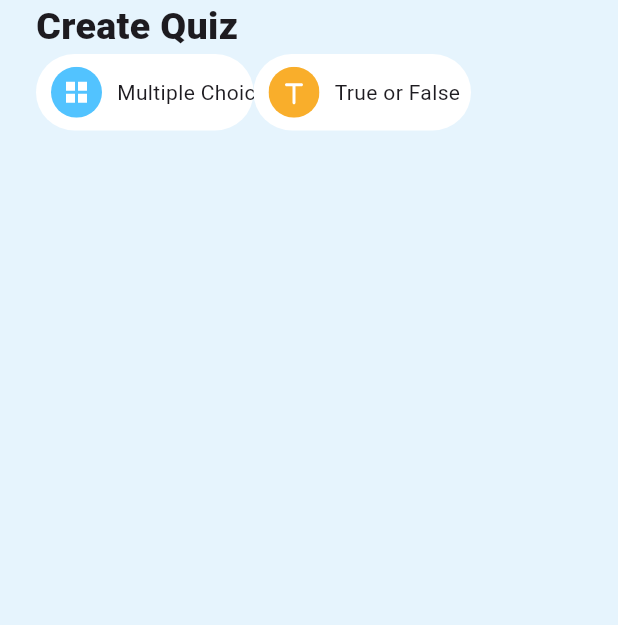
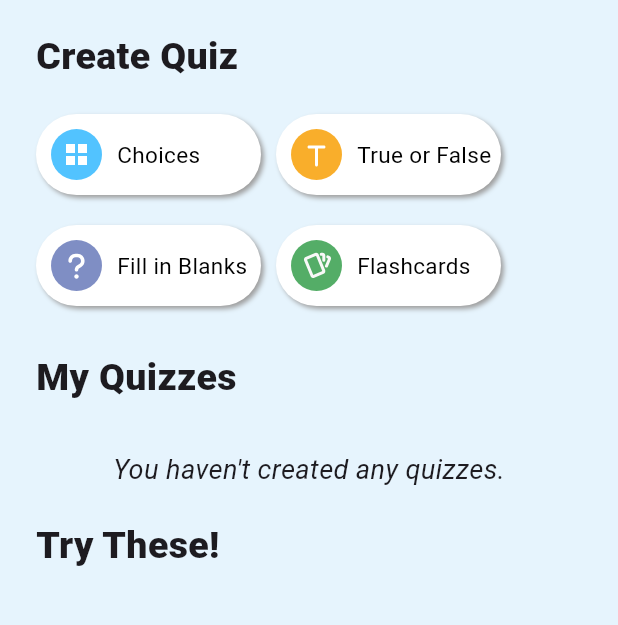
Before and after one commit to viancie/quizzard, a Flutter app: the QuizPage screen opened by its route, on a phone screen of 412 x 824 dp, the part 84-709 px from its top. Run offline on Flutter 3.47's test engine with Material 3 defaults, Android fonts, the phone set to English and light mode, and no system bars; our stand-ins replace flutter_svg; project files that could hold a hidden picture were left out.

Commit message:
added assets icon svgs, modified topic_button file, update on quiz page

```diff
--- /dev/null
+++ b/lib/components/my_quiz.dart
@@ -0,0 +1,12 @@
+import 'package:flutter/material.dart';
+
+class MyQuiz extends StatelessWidget {
+  const MyQuiz({super.key});
+
+  @override
+  Widget build(BuildContext context) {
+    return Container(
+
+    );
+  }
+}
--- a/lib/components/topic_button.dart
+++ b/lib/components/topic_button.dart
@@ -1,18 +1,20 @@
 import 'package:flutter/material.dart';
+import 'package:flutter_svg/svg.dart';
 
 class TopicButton extends StatefulWidget {
   final bool isClicked;
   final void Function()? onTap;
-  final IconData icon;
+  final String iconPressedPath;
+  final String iconDefaultPath;
   final String text;
-  final Color color;
   const TopicButton(
       {super.key,
       required this.isClicked,
       required this.onTap,
-      required this.icon,
+      required this.iconPressedPath,
+      required this.iconDefaultPath,
       required this.text,
-      required this.color});
+    });
 
   @override
   State<TopicButton> createState() => _TopicButtonState();
@@ -21,6 +23,7 @@ class TopicButton extends StatefulWidget {
 class _TopicButtonState extends State<TopicButton> {
   @override
   Widget build(BuildContext context) {
+
     return GestureDetector(
       onTap: widget.onTap,
       child: Container(
@@ -28,7 +31,7 @@ class _TopicButtonState extends State<TopicButton> {
           padding: const EdgeInsets.all(10),
           decoration: BoxDecoration(
             color: widget.isClicked
-                ? const Color.fromARGB(255, 82, 195, 255)
+                ? const Color(0xFF52C3FF)
                 : Colors.white,
             borderRadius: BorderRadius.circular(40),
             boxShadow: [
@@ -44,19 +47,9 @@ class _TopicButtonState extends State<TopicButton> {
           ),
           child: Row(
             children: [
-              Container(
-                padding: const EdgeInsets.all(10),
-                decoration: BoxDecoration(
-                  shape: BoxShape.circle,
-                  color: widget.isClicked ? Colors.white : widget.color,
-                ),
-                child: Icon(
-                  widget.icon,
-                  color: widget.isClicked
-                      ? const Color.fromARGB(255, 82, 195, 255)
-                      : Colors.white,
-                ),
-              ),
+
+              SvgPicture.asset(widget.isClicked ? widget.iconPressedPath : widget.iconDefaultPath),
+
               const SizedBox(
                 width: 10,
               ),
--- /dev/null
+++ b/lib/model/quiz.dart
@@ -0,0 +1,3 @@
+class Quiz {
+
+}
--- a/lib/pages/quiz_page.dart
+++ b/lib/pages/quiz_page.dart
@@ -1,41 +1,23 @@
 import 'package:flutter/material.dart';
-import 'package:flutter_svg/svg.dart';
+import 'package:quizzard/components/topic_button.dart';
+import 'package:quizzard/model/quiz.dart';
 
-class QuizPage extends StatelessWidget {
+class QuizPage extends StatefulWidget {
   const QuizPage({super.key});
+
+  @override
+  State<QuizPage> createState() => _QuizPageState();
+}
+
+class _QuizPageState extends State<QuizPage> {
+
+  List<Quiz> myQuizzes = [];
 
   @override
   Widget build(BuildContext context) {
     return Scaffold(
       backgroundColor: const Color.fromARGB(255, 230, 244, 253),
 
-      // bottomNavigationBar: Container(
-      //   padding: const EdgeInsets.symmetric(vertical: 15, horizontal: 20),
-      //   child: GNav(
-      //       backgroundColor: Colors.white,
-      //       color: Colors.grey,
-      //       activeColor: Colors.white,
-      //       tabBorderRadius: 10,
-      //       tabBackgroundColor: const Color.fromARGB(255, 82, 195, 255),
-      //       iconSize: 30,
-      //       padding: EdgeInsets.symmetric(horizontal: 20, vertical: 10),
-      //       tabShadow: [
-      //         BoxShadow(color: Colors.white.withOpacity(0.5), blurRadius: 8)
-      //       ],
-      //       onTabChange: (index) {
-      //         if (index == 0) {
-      //           Navigator.pushNamed(context, '/topic_page');
-      //         }
-      //         if (index == 1) {
-      //           Navigator.pushNamed(context, '/bookmark_page');
-      //         }
-      //       },
-      //       tabs: const [
-      //         GButton(icon: Icons.home, text: "Home"),
-      //         GButton(icon: Icons.bookmark, text: "Bookmark"),
-      //         GButton(icon: Icons.search, text: "Quiz")
-      //       ]),
-      // ),
       appBar: AppBar(
         backgroundColor: Colors.white,
         elevation: 0,
@@ -45,11 +27,12 @@ class QuizPage extends StatelessWidget {
         ),
       ),
       body: Padding(
-        padding: const EdgeInsets.only(right: 24, left: 24),
+        padding: EdgeInsets.only(right: 24, left: 24),
         child: Column(
           children: [
+            SizedBox(height: 20),
             // text create quiz
-            Align(
+            const Align(
               alignment: Alignment.topLeft,
               child: Text(
                 "Create Quiz",
@@ -60,70 +43,96 @@ class QuizPage extends StatelessWidget {
                 )
               ),
             ),
+            SizedBox(height: 20),
+            // buttons for type of quiz
+            const Row(
+                children: [
+                  TopicButton(
+                    isClicked: false,
+                    onTap: null,
+                    iconDefaultPath: "lib/assets/multiple_choice.svg",
+                    iconPressedPath: "lib/assets/multiple_choice.svg",
+                    text: "Choices",
+                  ),
+                  SizedBox(
+                    width: 10,
+                  ),
+                  TopicButton(
+                      isClicked: false,
+                      onTap: null,
+                      iconDefaultPath: "lib/assets/true_false.svg",
+                      iconPressedPath: "lib/assets/true_false.svg",
+                      text: "True or False",
+                  )
+                ],
+              ),
+              SizedBox(height: 20),
+              const Row(
+                children: [
+                  TopicButton(
+                    isClicked: false,
+                    onTap: null,
+                    iconDefaultPath: "lib/assets/fill_blanks.svg",
+                    iconPressedPath: "lib/assets/fill_blanks.svg",
+                    text: "Fill in Blanks",
+                  ),
+                  SizedBox(
+                    width: 10,
+                  ),
+                  TopicButton(
+                      isClicked: false,
+                      onTap: null,
+                      iconDefaultPath: "lib/assets/flash_cards.svg",
+                      iconPressedPath: "lib/assets/flash_cards.svg",
+                      text: "Flashcards",
+                  )
+                ],
+              ),
 
-            // buttons for type of quiz
-            Row(
-              children: [
-                // multiple choice button
-                Container(
-                  height: 51,
-                  width: 145,
-                  decoration: BoxDecoration(
-                    color: Colors.white,
-                    borderRadius: BorderRadius.circular(143),
-                  ),
-                  child: Row(
-                    children: [
-                      Padding(
-                        padding: const EdgeInsets.only(left: 10, right: 10),
-                        child: SvgPicture.asset("lib/assets/multiple_choice.svg",
-                        height: 34,
-                        width: 34,),
-                      ),
-                      Text(
-                        "Multiple Choice",
-                        style: TextStyle(
-                          fontSize: 14
-                        )
-                      )
-                    ],
-                  )
-                ),
+            SizedBox(height: 30),
+            // my quizzes text
+            const Align(
+              alignment: Alignment.topLeft,
+              child: Text(
+                "My Quizzes",
+                style: TextStyle(
+                  fontWeight: FontWeight.w900,
+                  fontSize: 25,
 
-                // true or false button
-                Container(
-                  height: 51,
-                  width: 145,
-                  decoration: BoxDecoration(
-                    color: Colors.white,
-                    borderRadius: BorderRadius.circular(143),
-                  ),
-                  child: Row(
-                    children: [
-                      Padding(
-                        padding: const EdgeInsets.only(left: 10, right: 10),
-                        child: SvgPicture.asset("lib/assets/true_false.svg",
-                        height: 34,
-                        width: 34,),
-                      ),
-                      Text(
-                        "True or False",
-                        style: TextStyle(
-                          fontSize: 14
-                        )
-                      )
-                    ],
-                  )
                 )
-              ]
-            )
+              ),
+            ),
 
-            // my quizzes text
-
+            SizedBox(height: 10,),
             // list of quizzes
+            myQuizzes.isEmpty ?
+            const Padding(
+              padding: EdgeInsets.all(20),
+              child: Text(
+                "You haven't created any quizzes.",
+                style: TextStyle(
+                  fontStyle: FontStyle.italic,
+                  fontSize: 18,
+                  fontWeight: FontWeight.normal
+                )),
+            ) :
+            ListView.builder(
+              itemBuilder: (context, index) {
+                return Container();
+            }),
 
             // try these! text
+            const Align(
+              alignment: Alignment.topLeft,
+              child: Text(
+                "Try These!",
+                style: TextStyle(
+                  fontWeight: FontWeight.w900,
+                  fontSize: 25,
 
+                )
+              ),
+            ),
             // list of built in quizzes
           ]
         ),
--- a/lib/pages/topic_page.dart
+++ b/lib/pages/topic_page.dart
@@ -31,7 +31,7 @@ class _TopicPageState extends State<TopicPage> {
           child: Padding(
             padding: const EdgeInsets.all(25),
             child:
-                Column(crossAxisAlignment: CrossAxisAlignment.start, children: [
+              Column(crossAxisAlignment: CrossAxisAlignment.start, children: [
               SizedBox(height: 20),
               SearchButton(),
               SizedBox(height: 30),
@@ -47,9 +47,9 @@ class _TopicPageState extends State<TopicPage> {
                   TopicButton(
                     isClicked: true,
                     onTap: null,
-                    icon: Icons.snowing,
+                    iconDefaultPath: "lib/assets/all_topics_unpressed.svg",
+                    iconPressedPath: "lib/assets/all_topics_pressed.svg",
                     text: "All Topics",
-                    color: Colors.red,
                   ),
                   SizedBox(
                     width: 10,
@@ -57,20 +57,21 @@ class _TopicPageState extends State<TopicPage> {
                   TopicButton(
                       isClicked: false,
                       onTap: null,
-                      icon: Icons.light,
+                      iconDefaultPath: "lib/assets/popular_unpressed.svg",
+                      iconPressedPath: "lib/assets/popular_pressed.svg",
                       text: "Popular",
-                      color: Colors.orange),
+                  )
                 ],
               ),
-              SizedBox(height: 50),
+              SizedBox(height: 20),
               const Row(
                 children: [
                   TopicButton(
                     isClicked: false,
                     onTap: null,
-                    icon: Icons.star,
+                    iconDefaultPath: "lib/assets/newest_unpressed.svg",
+                    iconPressedPath: "lib/assets/newest_pressed.svg",
                     text: "Newest",
-                    color: Colors.purple,
                   ),
                   SizedBox(
                     width: 10,
@@ -78,9 +79,10 @@ class _TopicPageState extends State<TopicPage> {
                   TopicButton(
                       isClicked: false,
                       onTap: null,
-                      icon: Icons.favorite_border,
+                      iconDefaultPath: "lib/assets/favorite_unpressed.svg",
+                      iconPressedPath: "lib/assets/favorite_pressed.svg",
                       text: "Favorite",
-                      color: Colors.green),
+                  )
                 ],
               ),
               const SizedBox(height: 30),
```
Also changed, not shown: lib/assets/all_topics_pressed.svg (added), lib/assets/all_topics_unpressed.svg (added), lib/assets/favorite_pressed.svg (added), lib/assets/favorite_unpressed.svg (added), lib/assets/newest_pressed.svg (added), lib/assets/newest_unpressed.svg (added), lib/assets/popular_pressed.svg (added), lib/assets/popular_unpressed.svg (added).
